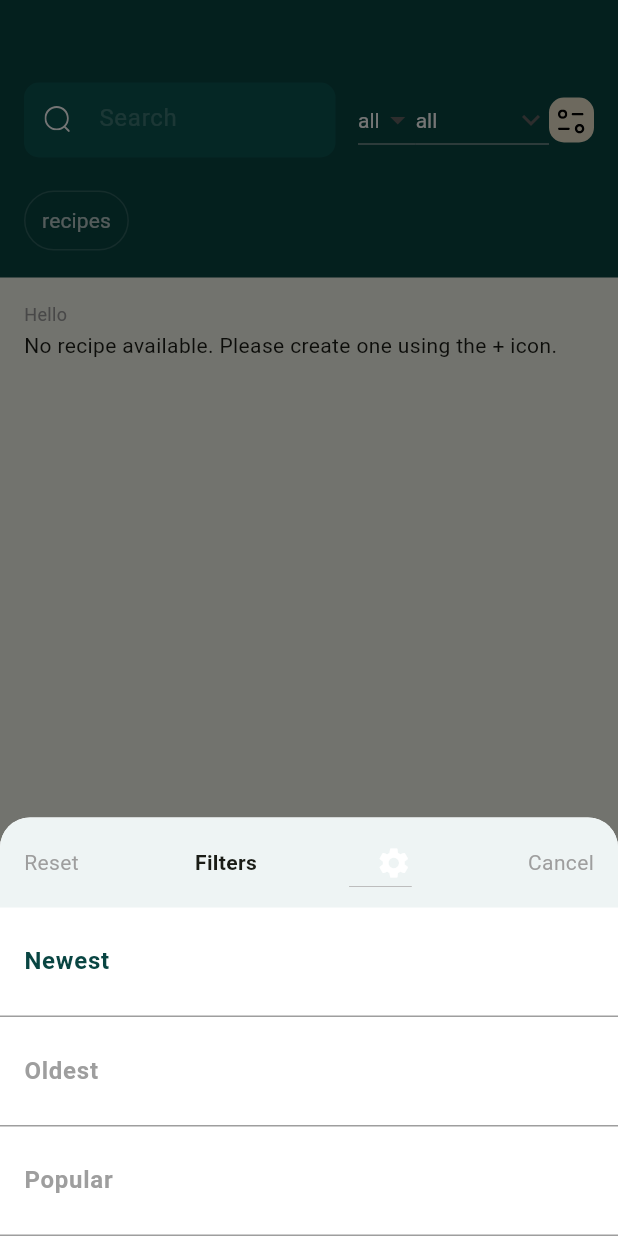
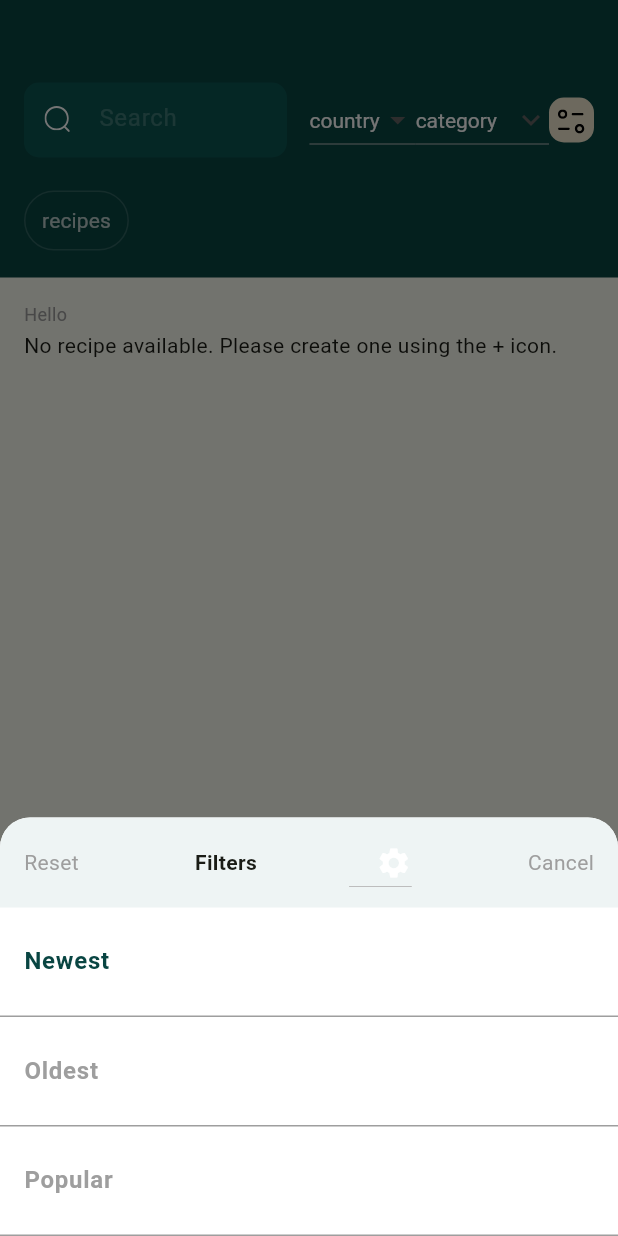
Before and after one commit to lenios/shefu, a Flutter app: the screen it shows after launch, after a tap on an icon or button, on a phone screen of 412 x 824 dp. Run offline on Flutter 3.47's test engine with Material 3 defaults, Android fonts, the phone set to English and light mode, and no system bars; our stand-ins replace csv, file_picker, flutter_form_builder, flutter_svg, isar, pinch_zoom and 2 more; missing offline and left inert: flag, fraction; accounts and stored records are empty; generated files the repository leaves out were written again; Roboto replaces fonts that are missing (inter).

Commit message:
fix: replace all with filter name for dropdowns

```diff
--- a/lib/provider/recipes_provider.dart
+++ b/lib/provider/recipes_provider.dart
@@ -66,12 +66,9 @@ class RecipesProvider with ChangeNotifier {
     });
   }
 
-  List<String?> availableCountries() {
-    var countries = _recipes.map((e) => e.countryCode).toSet().toList();
-    if (!countries.contains('')) {
-      countries.add('');
-    }
-    return countries;
+  List availableCountries() {
+    return List.from([''])
+      ..addAll((_recipes.map((e) => e.countryCode).toSet().toList()));
   }
 
   // void toggleImp(int id) async {
--- a/lib/screens/home.dart
+++ b/lib/screens/home.dart
@@ -147,12 +147,13 @@ class _HomePageState extends State<HomePage> {
                                           Text(e ?? '')
                                         ],
                                       )
-                                    : Text(AppLocalizations.of(context)!.all),
+                                    : Text(
+                                        AppLocalizations.of(context)!.country),
                               );
                             }).toList(),
                             onChanged: (value) {
                               setState(() {
-                                countryCode = value!;
+                                countryCode = value as String;
                               });
                             },
                           );
--- a/lib/widgets/misc.dart
+++ b/lib/widgets/misc.dart
@@ -65,7 +65,7 @@ String formattedUnit(String unit, context) {
 String formattedCategory(String category, context) {
   switch (category) {
     case "all":
-      return AppLocalizations.of(context)!.all;
+      return AppLocalizations.of(context)!.category;
     case "snacks":
       return AppLocalizations.of(context)!.snacks;
     case "cocktails":
```
